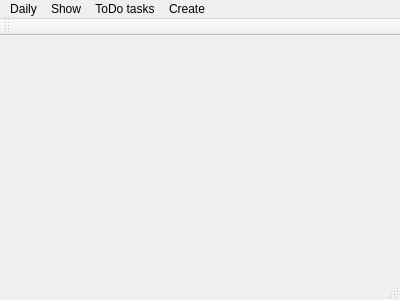
First picture: the form in habbit/mainwindow.ui, repository vladimirstoyanov/ArchLinuxScripts, before the edit.
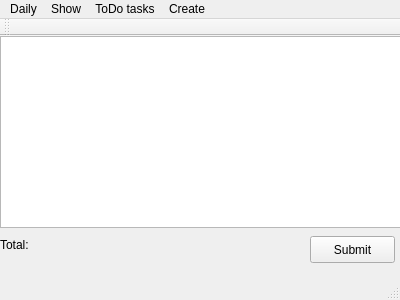
Second picture: the form after the edit.

Diff of the .ui file:
```diff
--- a/habbit/mainwindow.ui
+++ b/habbit/mainwindow.ui
@@ -13,7 +13,44 @@
   <property name="windowTitle">
    <string>Ykza</string>
   </property>
-  <widget class="QWidget" name="centralWidget"/>
+  <widget class="QWidget" name="centralWidget">
+   <widget class="QTableView" name="tableView">
+    <property name="geometry">
+     <rect>
+      <x>0</x>
+      <y>0</y>
+      <width>401</width>
+      <height>192</height>
+     </rect>
+    </property>
+   </widget>
+   <widget class="QLabel" name="label">
+    <property name="geometry">
+     <rect>
+      <x>0</x>
+      <y>200</y>
+      <width>54</width>
+      <height>17</height>
+     </rect>
+    </property>
+    <property name="text">
+     <string>Total:</string>
+    </property>
+   </widget>
+   <widget class="QPushButton" name="pushButton">
+    <property name="geometry">
+     <rect>
+      <x>310</x>
+      <y>200</y>
+      <width>85</width>
+      <height>27</height>
+     </rect>
+    </property>
+    <property name="text">
+     <string>Submit</string>
+    </property>
+   </widget>
+  </widget>
   <widget class="QMenuBar" name="menuBar">
    <property name="geometry">
     <rect>
```
Left out of the diff: 6 changed lines with no effect on the pictures.
